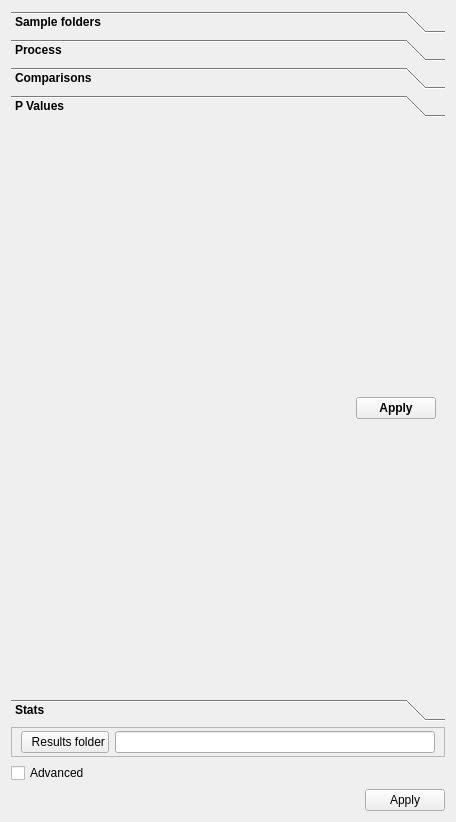
Qt form ClearMap/gui/creator/batch_tab.ui (ClearAnatomics/ClearMap) before a commit.
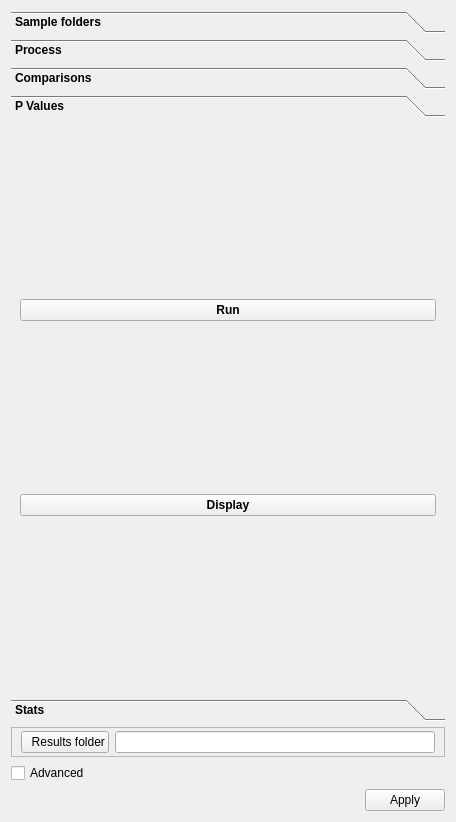
The same form after that commit. The open tabs and pages were chosen to show the change. Icons and pictures are not drawn.

Commit message: Fixes batch tab group add behaviour

What changed in the file:
```diff
--- a/ClearMap/gui/creator/batch_tab.ui
+++ b/ClearMap/gui/creator/batch_tab.ui
@@ -174,18 +174,22 @@
       </attribute>
       <layout class="QVBoxLayout" name="verticalLayout">
        <item>
-        <widget class="QDialogButtonBox" name="runPValsButtonBox">
+        <widget class="QPushButton" name="runPValsPushButton">
          <property name="toolTip">
           <string>&lt;html&gt;&lt;head/&gt;&lt;body&gt;&lt;p&gt;Compute the p value maps for all the pairs of groups selected in the &lt;span style=&quot; font-style:italic;&quot;&gt;comparisons&lt;/span&gt; tab&lt;/p&gt;&lt;/body&gt;&lt;/html&gt;</string>
          </property>
-         <property name="standardButtons">
-          <set>QDialogButtonBox::Apply</set>
-         </property>
-         <property name="applyText" stdset="0">
+         <property name="text">
           <string>Run</string>
          </property>
         </widget>
        </item>
+       <item>
+        <widget class="QPushButton" name="plotPValsPushButton">
+         <property name="text">
+          <string>Display</string>
+         </property>
+        </widget>
+       </item>
       </layout>
      </widget>
      <widget class="QWidget" name="page_2">
```
The commit also changes 6 other files.
